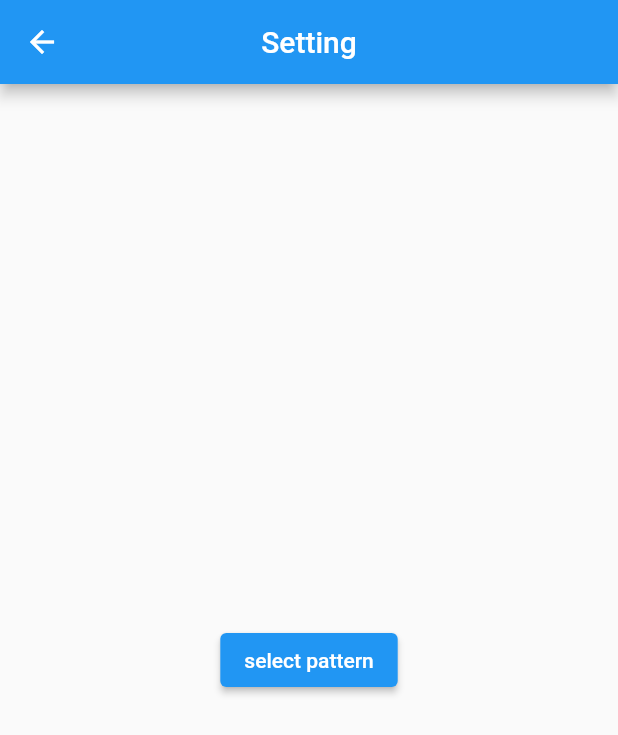
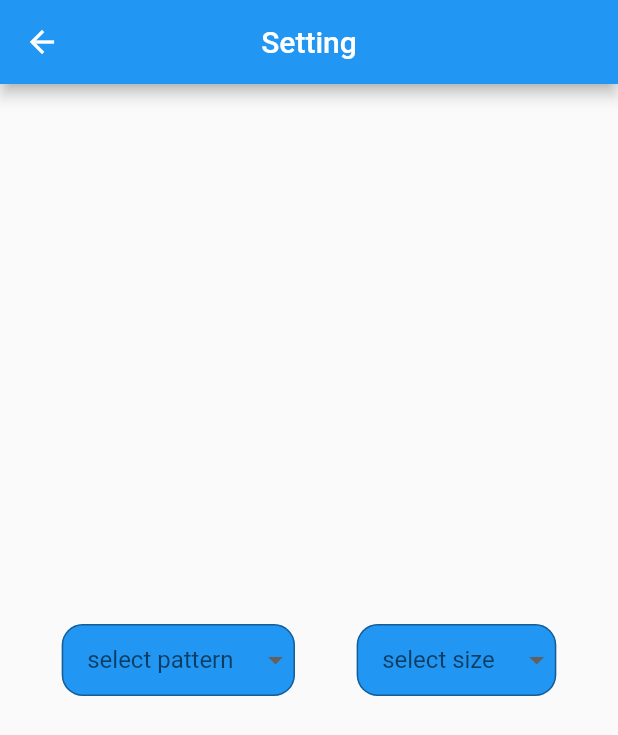
Before and after one commit to tgarm/flutter-lifegame, a Flutter app: the SettingPage screen opened directly, on a phone screen of 412 x 824 dp. Shown: the top 735 px of the screen. Run offline on Flutter 3.47's test engine with Material 2 defaults, Android fonts, the phone set to English and light mode, and no system bars; drawn by our look-alikes of dropdown_button2; missing offline and left inert: clipboard.

Commit message:
Add the contents of the settings

```diff
--- a/lib/setting_page.dart
+++ b/lib/setting_page.dart
@@ -1,4 +1,5 @@
 import 'package:flutter/material.dart';
+import 'package:dropdown_button2/dropdown_button2.dart';
 
 class SettingPage extends StatefulWidget {
   const SettingPage({Key? key}) : super(key: key);
@@ -8,20 +9,87 @@ class SettingPage extends StatefulWidget {
 }
 
 class _SettingPageState extends State<SettingPage> {
+  final List<String> patterns = ['Pattern1', 'Pattern2', 'Pattern3', 'Custom'];
+  String? selectedPattern;
+  final List<String> sizes = ['small','middle','big'];
+  String? selectedSize;
+
+  final descTextStyle = const TextStyle(
+    fontSize: 16,
+    color: Colors.white,
+    fontFamily: 'Roboto',
+  );
+
+  final descButton = BoxDecoration(
+    borderRadius: BorderRadius.circular(14),
+    border: Border.all(
+      color: Colors.black38,
+    ),
+    color: Colors.blue
+  );
+
+  final descDropButton = BoxDecoration(
+    border: Border.all(
+      color: Colors.black38
+    ),
+    color: Colors.black45
+  );
+
   @override
   Widget build(BuildContext context) {
     return Scaffold(
-      appBar: AppBar(
-        title: const Text('Setting', textAlign: TextAlign.center ),
-        centerTitle: true,
-      ),
-      body: Center(
-        child: ElevatedButton(
-          onPressed: () => {
-          },
-          child: const Text('select pattern'),
+        appBar: AppBar(
+          title: const Text('Setting', textAlign: TextAlign.center),
+          centerTitle: true,
         ),
-      )
-    );
+        body: Center(
+          child: Row(
+            mainAxisAlignment: MainAxisAlignment.spaceEvenly,
+            children: <Widget>[
+              DropdownButtonHideUnderline(
+                child: DropdownButton2(
+                  hint: const Text('select pattern'),
+                  items: patterns
+                    .map((item) => DropdownMenuItem<String>(
+                          value: item,
+                          child: Text(
+                            item,
+                            style: descTextStyle
+                          ),
+                        ))
+                    .toList(),
+                value: selectedPattern,
+                onChanged: (value) {
+                  setState(() {
+                    selectedPattern = value as String;
+                  });
+                },
+                buttonDecoration: descButton,
+                dropdownDecoration: descDropButton,
+              )),
+              DropdownButtonHideUnderline(
+                child: DropdownButton2(
+                hint: const Text('select size'),
+                items: sizes
+                    .map((item) => DropdownMenuItem<String>(
+                          value: item,
+                          child: Text(
+                            item,
+                            style: descTextStyle
+                          ),
+                        ))
+                    .toList(),
+                value: selectedSize,
+                onChanged: (value) {
+                  setState(() {
+                    selectedSize = value as String;
+                  });
+                },
+                buttonDecoration: descButton,
+                dropdownDecoration: descDropButton,
+              )),
+            ],
+          ),
+        ));
   }
 }
--- a/pubspec.yaml
+++ b/pubspec.yaml
@@ -35,6 +35,7 @@ dependencies:
   # Use with the CupertinoIcons class for iOS style icons.
   cupertino_icons: ^1.0.2
   clipboard: ^0.1.3
+  dropdown_button2: ^1.5.2
 
 dev_dependencies:
   flutter_test:
```
Also changed, not shown: pubspec.lock.
